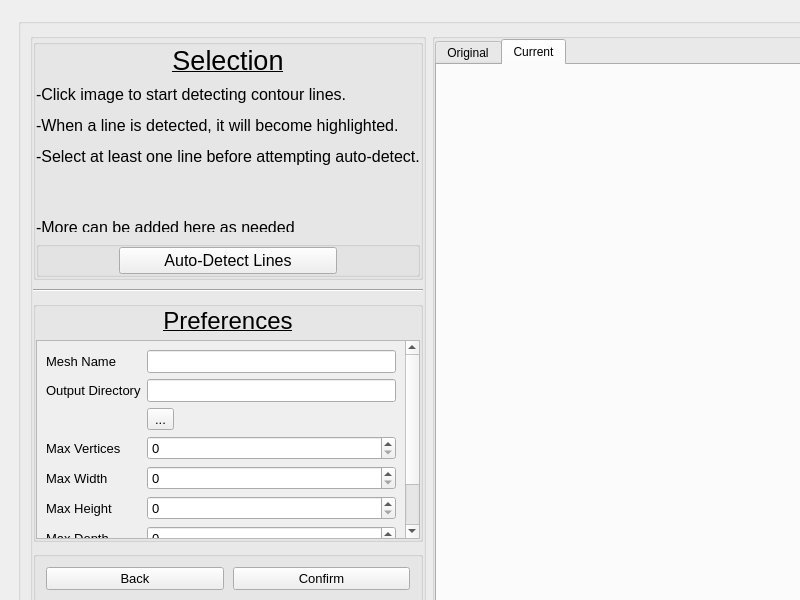
This is Terrain_Generator/window_primary.ui in Erxrick/TerrainGenerator as Qt 5 draws it before an edit. The edited form follows.
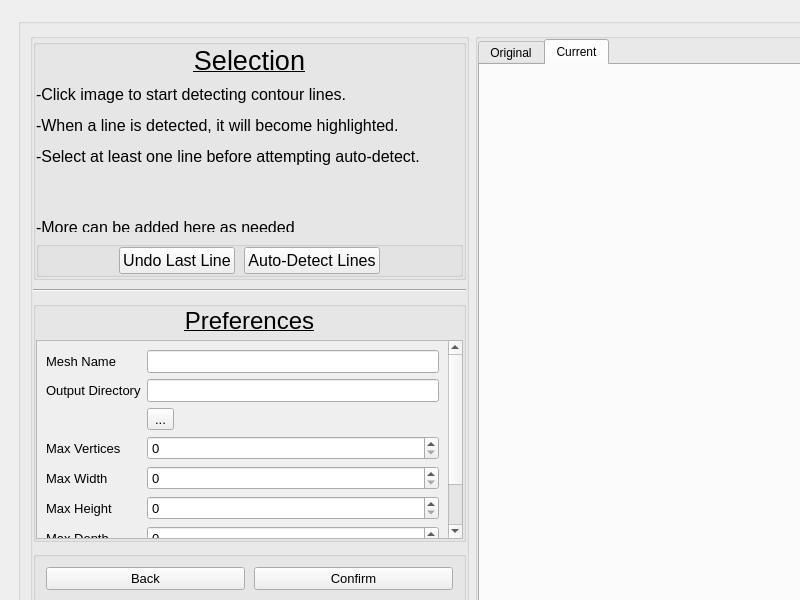
This is the edited form. Custom widgets are drawn as their Qt base class.

Commit message:
Undo Button Working
The undo button is working to remove the previously selected line. Next is the auto detect button.

```diff
--- a/Terrain_Generator/window_primary.ui
+++ b/Terrain_Generator/window_primary.ui
@@ -576,6 +576,18 @@
                       </property>
                      </spacer>
                     </item>
+                    <item>
+                     <widget class="QPushButton" name="undoSelectionBtn">
+                      <property name="font">
+                       <font>
+                        <pointsize>12</pointsize>
+                       </font>
+                      </property>
+                      <property name="text">
+                       <string>Undo Last Line</string>
+                      </property>
+                     </widget>
+                    </item>
                     <item>
                      <widget class="QPushButton" name="btnAutoDetect">
                       <property name="sizePolicy">
@@ -689,7 +701,7 @@
                      <rect>
                       <x>0</x>
                       <y>0</y>
-                      <width>372</width>
+                      <width>424</width>
                       <height>284</height>
                      </rect>
                     </property>
```
Left out of the diff: 2 changed lines with no effect on the pictures. The commit also changes 17 other files.
